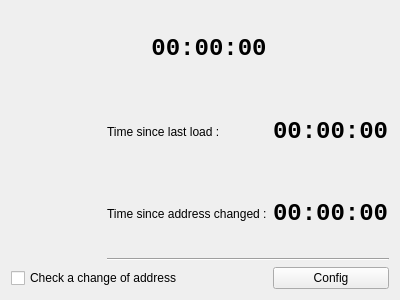
First picture: the form in trainingtimer.ui, repository Skarsnik/Savestate2snes, before the edit.
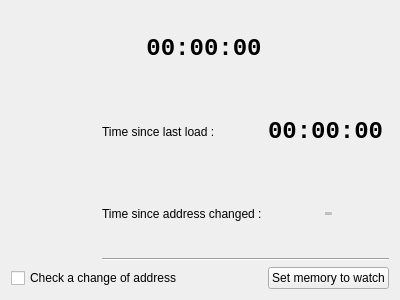
Second picture: the form after the edit.

What changed in the file:
```diff
--- a/trainingtimer.ui
+++ b/trainingtimer.ui
@@ -19,7 +19,7 @@
      <item row="4" column="3">
       <widget class="QPushButton" name="configPushButton">
        <property name="text">
-        <string>Config</string>
+        <string>Set memory to watch</string>
        </property>
       </widget>
      </item>
@@ -76,6 +76,9 @@
      </item>
      <item row="2" column="3">
       <widget class="QLabel" name="memoryClock">
+       <property name="enabled">
+        <bool>false</bool>
+       </property>
        <property name="font">
         <font>
          <family>Courier New</family>
@@ -84,7 +87,10 @@
         </font>
        </property>
        <property name="text">
-        <string>00:00:00</string>
+        <string>-</string>
+       </property>
+       <property name="alignment">
+        <set>Qt::AlignCenter</set>
        </property>
       </widget>
      </item>
```
